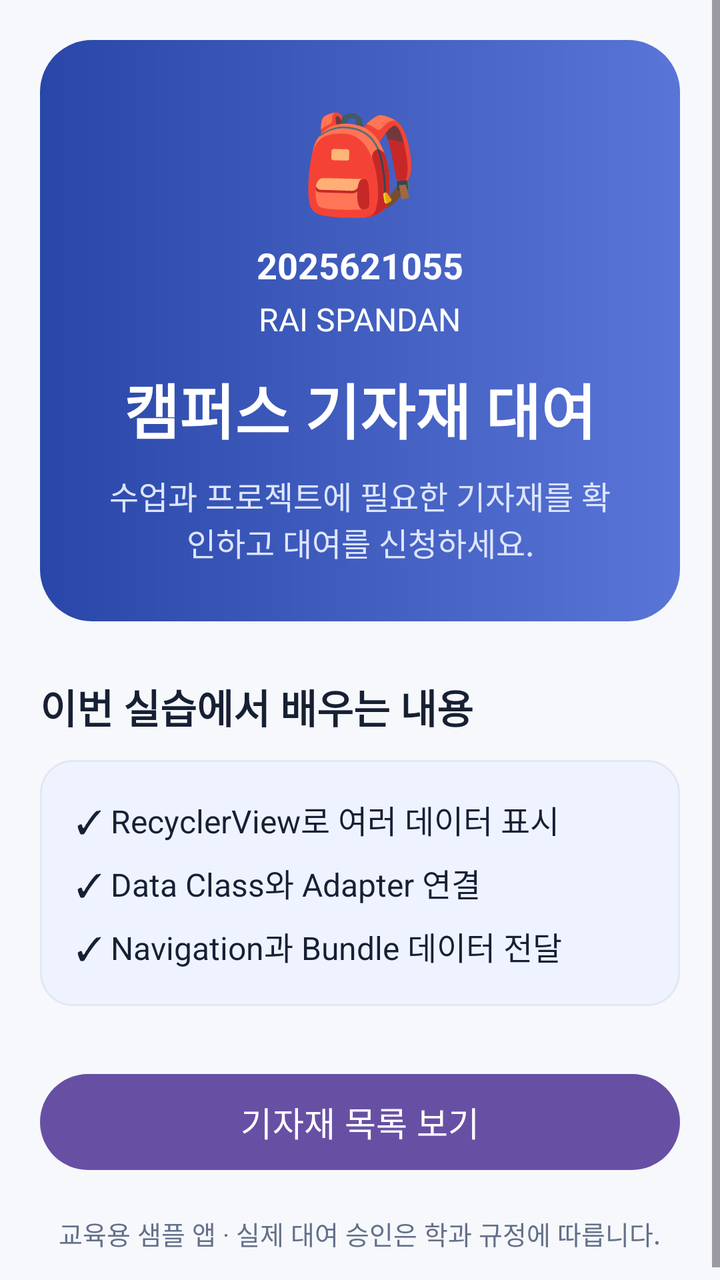
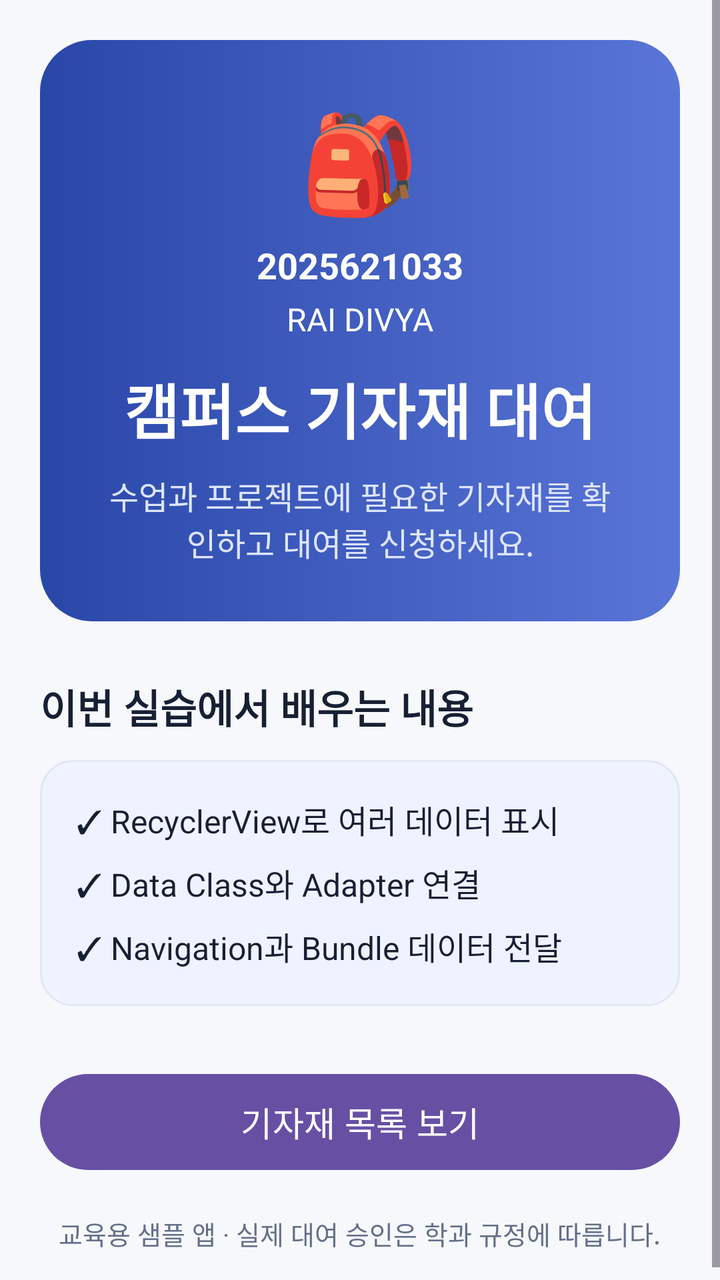

Before-and-after screenshots of an Android layout around one commit, followed by the original layout XML and the change that was made.
<!-- AndroidManifest.xml: application theme Theme.CampusEquipmentRentalApp -->
<!-- res/layout/fragment_home.xml -->
<?xml version="1.0" encoding="utf-8"?>
<ScrollView
    xmlns:android="http://schemas.android.com/apk/res/android"
    android:layout_width="match_parent"
    android:layout_height="match_parent"
    android:background="@color/screen_background"
    android:fillViewport="true">

    <LinearLayout
        android:layout_width="match_parent"
        android:layout_height="wrap_content"
        android:orientation="vertical"
        android:gravity="center_horizontal"
        android:padding="20dp">

        <LinearLayout
            android:layout_width="match_parent"
            android:layout_height="wrap_content"
            android:background="@drawable/bg_home_header"
            android:gravity="center_horizontal"
            android:orientation="vertical"
            android:padding="28dp">

            <TextView
            android:layout_width="wrap_content"
            android:layout_height="wrap_content"
            android:text="🎒"
            android:textSize="48sp"
            android:layout_marginBottom="8dp"/>

            <TextView
                android:layout_width="wrap_content"
                android:layout_height="wrap_content"
                android:text="2025621055"
                android:textColor="@color/white"
                android:textSize="18sp"
                android:textStyle="bold"
                android:layout_marginBottom="4dp"/>

            <TextView
                android:layout_width="wrap_content"
                android:layout_height="wrap_content"
                android:text="RAI SPANDAN"
                android:textColor="@color/white"
                android:textSize="16sp"/>

            <TextView
                android:layout_width="wrap_content"
                android:layout_height="wrap_content"
                android:layout_marginTop="12dp"
                android:gravity="center"
                android:text="@string/home_title"
                android:textColor="@color/white"
                android:textSize="30sp"
                android:textStyle="bold" />

            <TextView
                android:layout_width="wrap_content"
                android:layout_height="wrap_content"
                android:layout_marginTop="10dp"
                android:gravity="center"
                android:text="@string/home_subtitle"
                android:textColor="@color/header_subtitle"
                android:textSize="16sp" />
        </LinearLayout>

        <TextView
            android:layout_width="match_parent"
            android:layout_height="wrap_content"
            android:layout_marginTop="28dp"
            android:text="@string/learning_title"
            android:textColor="@color/text_primary"
            android:textSize="20sp"
            android:textStyle="bold" />

        <LinearLayout
            android:layout_width="match_parent"
            android:layout_height="wrap_content"
            android:layout_marginTop="12dp"
            android:background="@drawable/bg_info_panel"
            android:orientation="vertical"
            android:padding="18dp">

            <TextView
                android:layout_width="match_parent"
                android:layout_height="wrap_content"
                android:text="✓ RecyclerView로 여러 데이터 표시"
                android:textColor="@color/text_primary"
                android:textSize="16sp" />

            <TextView
                android:layout_width="match_parent"
                android:layout_height="wrap_content"
                android:layout_marginTop="8dp"
                android:text="✓ Data Class와 Adapter 연결"
                android:textColor="@color/text_primary"
                android:textSize="16sp" />

            <TextView
                android:layout_width="match_parent"
                android:layout_height="wrap_content"
                android:layout_marginTop="8dp"
                android:text="@string/navigation_bundle"
                android:textColor="@color/text_primary"
                android:textSize="16sp" />
        </LinearLayout>

        <com.google.android.material.button.MaterialButton
            android:id="@+id/btn_view_equipment"
            android:layout_width="match_parent"
            android:layout_height="56dp"
            android:layout_marginTop="30dp"
            android:text="@string/view_equipment"
            android:textSize="17sp" />

        <TextView
            android:layout_width="wrap_content"
            android:layout_height="wrap_content"
            android:layout_marginTop="18dp"
            android:gravity="center"
            android:text="@string/home_note"
            android:textColor="@color/text_secondary"
            android:textSize="13sp" />
        </LinearLayout>
</ScrollView>
<!-- resources referenced by this layout -->
<resources>
  <color name="header_subtitle">#DDE5FF</color>
  <color name="screen_background">#F6F8FC</color>
  <color name="text_primary">#172033</color>
  <color name="text_secondary">#647089</color>
  <color name="white">#FFFFFF</color>
  <!-- drawable bg_home_header (drawable) -->
  <?xml version="1.0" encoding="utf-8"?>
  <shape xmlns:android="http://schemas.android.com/apk/res/android"
      android:shape="rectangle">
      <gradient
          android:angle="0"
          android:endColor="#5975D7"
          android:startColor="#2947A8" />
      <corners android:radius="26dp" />
  </shape>
  <!-- drawable bg_info_panel (drawable) -->
  <?xml version="1.0" encoding="utf-8"?>
  <shape xmlns:android="http://schemas.android.com/apk/res/android"
      android:shape="rectangle">
      <solid android:color="@color/info_background" />
      <stroke
          android:width="1dp"
          android:color="@color/card_stroke" />
      <corners android:radius="16dp" />
  </shape>
  <string name="home_note">교육용 샘플 앱 · 실제 대여 승인은 학과 규정에 따릅니다.</string>
  <string name="home_subtitle">수업과 프로젝트에 필요한 기자재를 확인하고 대여를 신청하세요.</string>
  <string name="home_title">캠퍼스 기자재 대여</string>
  <string name="learning_title">이번 실습에서 배우는 내용</string>
  <string name="navigation_bundle">✓ Navigation과 Bundle 데이터 전달</string>
  <string name="view_equipment">기자재 목록 보기</string>
  <style name="Theme.CampusEquipmentRentalApp" parent="Base.Theme.CampusEquipmentRentalApp" />
  <color name="info_background">#EEF3FF</color>
  <color name="card_stroke">#E2E7F1</color>
  <style name="Base.Theme.CampusEquipmentRentalApp" parent="Theme.Material3.DayNight.NoActionBar">
          
          
      </style>
</resources>

<!-- the commit's change to res/layout/fragment_home.xml (unified diff, before → after) -->
@@ -31,7 +31,7 @@
             <TextView
                 android:layout_width="wrap_content"
                 android:layout_height="wrap_content"
-                android:text="2025621055"
+                android:text="2025621033"
                 android:textColor="@color/white"
                 android:textSize="18sp"
                 android:textStyle="bold"
@@ -40,7 +40,7 @@
             <TextView
                 android:layout_width="wrap_content"
                 android:layout_height="wrap_content"
-                android:text="RAI SPANDAN"
+                android:text="RAI DIVYA"
                 android:textColor="@color/white"
                 android:textSize="16sp"/>
 
